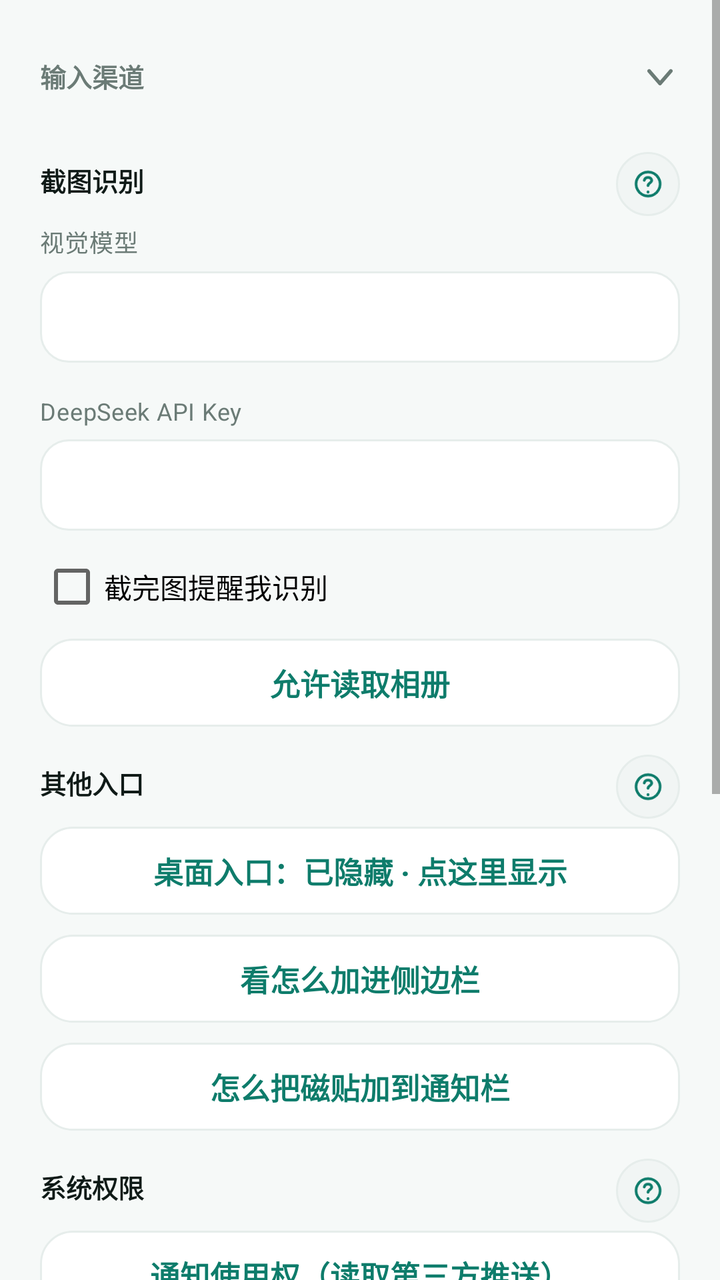
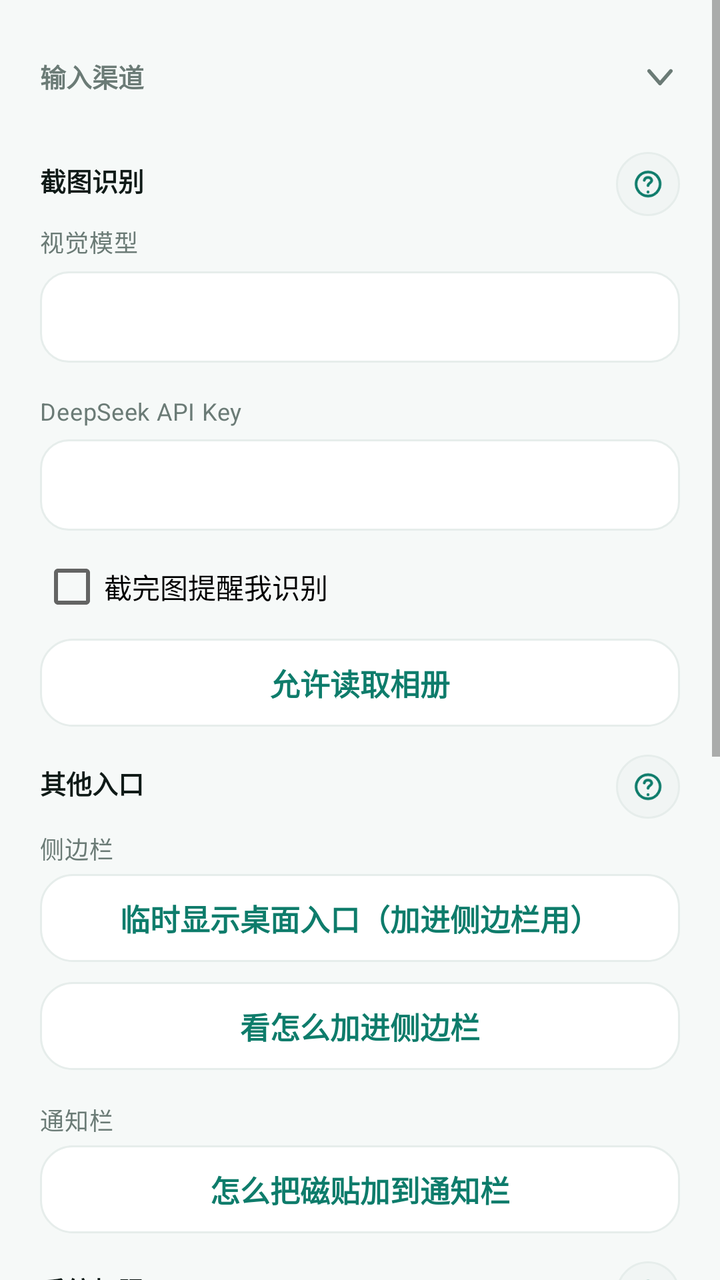

Before-and-after screenshots of an Android layout around one commit, followed by the original layout XML and the change that was made.
<!-- AndroidManifest.xml: application theme Theme.NtfyCalendar -->
<!-- res/layout/activity_settings.xml -->
<?xml version="1.0" encoding="utf-8"?>
<ScrollView xmlns:android="http://schemas.android.com/apk/res/android"
    android:layout_width="match_parent"
    android:layout_height="match_parent"
    android:background="?attr/bnWindowBg">

    <LinearLayout
        android:layout_width="match_parent"
        android:layout_height="wrap_content"
        android:orientation="vertical"
        android:paddingLeft="20dp"
        android:paddingRight="20dp"
        android:paddingTop="8dp"
        android:paddingBottom="28dp">

        
        <LinearLayout
            android:id="@+id/headInput"
            style="@style/SettingsGroupHead">

            <TextView
                style="@style/SectionLabel"
                android:layout_width="0dp"
                android:layout_height="wrap_content"
                android:layout_marginTop="0dp"
                android:layout_marginBottom="0dp"
                android:layout_weight="1"
                android:text="输入渠道" />

            <ImageView
                android:id="@+id/arrowInput"
                android:layout_width="20dp"
                android:layout_height="20dp"
                android:contentDescription="展开或收起"
                android:rotation="90"
                android:src="@drawable/ic_chevron_right"
                android:tint="?attr/bnTextSecondary" />
        </LinearLayout>

        <LinearLayout
            android:id="@+id/groupInput"
            android:layout_width="match_parent"
            android:layout_height="wrap_content"
            android:orientation="vertical">

            <LinearLayout
                style="@style/SettingsSubHead">

                <TextView
                    style="@style/SectionSubLabel"
                    android:layout_width="0dp"
                    android:layout_height="wrap_content"
                    android:layout_marginTop="0dp"
                    android:layout_weight="1"
                    android:text="截图识别" />

                <ImageButton
                    android:id="@+id/btnHelpShot"
                    style="@style/SettingsHelpButton"
                    android:contentDescription="看说明"
                    android:src="@drawable/ic_nav_help" />
            </LinearLayout>

            <TextView
                style="@style/FormLabel"
                android:layout_marginTop="4dp"
                android:text="@string/label_model" />

            <EditText
                android:id="@+id/etModel"
                style="@style/FormInput"
                android:inputType="text" />

            <TextView
                style="@style/FormLabel"
                android:text="@string/label_api_key" />

            <EditText
                android:id="@+id/etApiKey"
                style="@style/FormInput"
                android:inputType="textPassword" />

            <CheckBox
                android:id="@+id/cbShotWatch"
                android:layout_width="match_parent"
                android:layout_height="wrap_content"
                android:layout_marginTop="12dp"
                android:text="@string/shot_watch_label" />

            <Button
                android:id="@+id/btnMediaPerm"
                style="@style/BtnTonal"
                android:layout_marginTop="10dp"
                android:text="@string/btn_grant_media" />

            <LinearLayout
                style="@style/SettingsSubHead">

                <TextView
                    style="@style/SectionSubLabel"
                    android:layout_width="0dp"
                    android:layout_height="wrap_content"
                    android:layout_marginTop="0dp"
                    android:layout_weight="1"
                    android:text="其他入口" />

                <ImageButton
                    android:id="@+id/btnHelpEntry"
                    style="@style/SettingsHelpButton"
                    android:contentDescription="看说明"
                    android:src="@drawable/ic_nav_help" />
            </LinearLayout>

            <Button
                android:id="@+id/btnSidebarEntry"
                style="@style/BtnTonal"
                android:layout_marginTop="4dp"
                android:text="@string/sidebar_entry_show" />

            <Button
                android:id="@+id/btnSidebarGuide"
                style="@style/BtnTonal"
                android:layout_marginTop="10dp"
                android:text="@string/btn_sidebar_guide" />

            <Button
                android:id="@+id/btnTileGuide"
                style="@style/BtnTonal"
                android:layout_marginTop="10dp"
                android:text="@string/btn_tile_guide" />

            <LinearLayout
                style="@style/SettingsSubHead">

                <TextView
                    style="@style/SectionSubLabel"
                    android:layout_width="0dp"
                    android:layout_height="wrap_content"
                    android:layout_marginTop="0dp"
                    android:layout_weight="1"
                    android:text="系统权限" />

                <ImageButton
                    android:id="@+id/btnHelpA11y"
                    style="@style/SettingsHelpButton"
                    android:contentDescription="看说明"
                    android:src="@drawable/ic_nav_help" />
            </LinearLayout>

            <Button
                android:id="@+id/btnNotifAccess"
                style="@style/BtnTonal"
                android:layout_marginTop="4dp"
                android:text="@string/perm_notification" />

            <Button
                android:id="@+id/btnOpenA11y"
                style="@style/BtnTonal"
                android:layout_marginTop="10dp"
                android:text="@string/btn_open_a11y" />

            <Button
                android:id="@+id/btnNtfy"
                style="@style/BtnTonal"
                android:layout_marginTop="14dp"
                android:text="高级 · 第三方推送" />

            <TextView
                android:id="@+id/tvNtfySummary"
                style="@style/HintText"
                android:visibility="gone"
                android:text="已启用" />
        </LinearLayout>

        
        <LinearLayout
            android:id="@+id/headCalendar"
            style="@style/SettingsGroupHead">

            <TextView
                style="@style/SectionLabel"
                android:layout_width="0dp"
                android:layout_height="wrap_content"
                android:layout_marginTop="0dp"
                android:layout_marginBottom="0dp"
                android:layout_weight="1"
                android:text="日历与同步" />

            <ImageView
                android:id="@+id/arrowCalendar"
                android:layout_width="20dp"
                android:layout_height="20dp"
                android:contentDescription="展开或收起"
                android:src="@drawable/ic_chevron_right"
                android:tint="?attr/bnTextSecondary" />
        </LinearLayout>

        <LinearLayout
            android:id="@+id/groupCalendar"
            android:layout_width="match_parent"
            android:layout_height="wrap_content"
            android:orientation="vertical"
            android:visibility="gone">

            <TextView
                style="@style/SectionSubLabel"
                android:layout_marginTop="4dp"
                android:text="目标日历" />

            <Spinner
                android:id="@+id/spCalendar"
                android:layout_width="match_parent"
                android:layout_height="48dp"
                android:layout_marginTop="6dp"
                android:background="@drawable/bg_input"
                android:paddingLeft="10dp"
                android:paddingRight="10dp" />

            <TextView
                android:id="@+id/tvCalendarHint"
                style="@style/HintText" />

            <Button
                android:id="@+id/btnCreateCalendar"
                style="@style/BtnTonal"
                android:layout_marginTop="10dp"
                android:text="@string/btn_create_calendar" />

            <TextView
                style="@style/SectionSubLabel"
                android:text="@string/label_remind" />

            <EditText
                android:id="@+id/etRemind"
                style="@style/FormInput"
                android:inputType="text" />

            <LinearLayout
                style="@style/SettingsSubHead">

                <TextView
                    style="@style/SectionSubLabel"
                    android:layout_width="0dp"
                    android:layout_height="wrap_content"
                    android:layout_marginTop="0dp"
                    android:layout_weight="1"
                    android:text="@string/title_reconcile" />

                <ImageButton
                    android:id="@+id/btnHelpReconcile"
                    style="@style/SettingsHelpButton"
                    android:contentDescription="看说明"
                    android:src="@drawable/ic_nav_help" />
            </LinearLayout>

            <CheckBox
                android:id="@+id/cbReconcile"
                android:layout_width="match_parent"
                android:layout_height="wrap_content"
                android:layout_marginTop="4dp"
                android:text="@string/label_reconcile_enabled" />

            <TextView
                style="@style/FormLabel"
                android:text="@string/label_reconcile_interval" />

            <Spinner
                android:id="@+id/spReconcileInterval"
                android:layout_width="match_parent"
                android:layout_height="48dp"
                android:background="@drawable/bg_input"
                android:paddingLeft="10dp"
                android:paddingRight="10dp" />

            <CheckBox
                android:id="@+id/cbReconcileNotify"
                android:layout_width="match_parent"
                android:layout_height="wrap_content"
                android:layout_marginTop="12dp"
                android:text="@string/label_reconcile_notify" />

            <Button
                android:id="@+id/btnReconcileNow"
                style="@style/BtnTonal"
                android:layout_marginTop="10dp"
                android:text="@string/btn_reconcile_now" />

            <Button
                android:id="@+id/btnCalendarPerm"
                style="@style/BtnTonal"
                android:layout_marginTop="14dp"
                android:text="@string/perm_calendar" />

            <LinearLayout
                style="@style/SettingsSubHead">

                <TextView
                    style="@style/SectionSubLabel"
                    android:layout_width="0dp"
                    android:layout_height="wrap_content"
                    android:layout_marginTop="0dp"
                    android:layout_weight="1"
                    android:text="后台不被杀" />

                <ImageButton
                    android:id="@+id/btnHelpBackground"
                    style="@style/SettingsHelpButton"
                    android:contentDescription="看说明"
                    android:src="@drawable/ic_nav_help" />
            </LinearLayout>

            <Button
                android:id="@+id/btnBattery"
                style="@style/BtnTonal"
                android:layout_marginTop="4dp"
                android:text="@string/perm_battery" />

            <Button
                android:id="@+id/btnAutostart"
                style="@style/BtnTonal"
                android:layout_marginTop="10dp"
                android:text="@string/perm_autostart" />

            <TextView
                style="@style/SectionSubLabel"
                android:text="备份" />

            <Button
                android:id="@+id/btnExportIcs"
                style="@style/BtnTonal"
                android:layout_marginTop="4dp"
                android:text="@string/btn_export_ics" />

            <Button
                android:id="@+id/btnBackupLedger"
                style="@style/BtnTonal"
                android:layout_marginTop="10dp"
                android:text="@string/btn_backup_ledger" />
        </LinearLayout>

        
        <LinearLayout
            android:id="@+id/headAppearance"
            style="@style/SettingsGroupHead">

            <TextView
                style="@style/SectionLabel"
                android:layout_width="0dp"
                android:layout_height="wrap_content"
                android:layout_marginTop="0dp"
                android:layout_marginBottom="0dp"
                android:layout_weight="1"
                android:text="外观" />

            <ImageButton
                android:id="@+id/btnHelpTheme"
                style="@style/SettingsHelpButton"
                android:contentDescription="看说明"
                android:src="@drawable/ic_nav_help" />

            <ImageView
                android:id="@+id/arrowAppearance"
                android:layout_width="20dp"
                android:layout_height="20dp"
                android:layout_marginStart="6dp"
                android:contentDescription="展开或收起"
                android:src="@drawable/ic_chevron_right"
                android:tint="?attr/bnTextSecondary" />
        </LinearLayout>

        <LinearLayout
            android:id="@+id/groupAppearance"
            android:layout_width="match_parent"
            android:layout_height="wrap_content"
            android:orientation="vertical"
            android:visibility="gone">

            <TextView
                style="@style/FormLabel"
                android:layout_marginTop="4dp"
                android:text="配色主题" />

            <Spinner
                android:id="@+id/spTheme"
                android:layout_width="match_parent"
                android:layout_height="48dp"
                android:background="@drawable/bg_input"
                android:paddingLeft="10dp"
                android:paddingRight="10dp" />

            <TextView
                style="@style/FormLabel"
                android:text="明暗" />

            <Spinner
                android:id="@+id/spThemeMode"
                android:layout_width="match_parent"
                android:layout_height="48dp"
                android:background="@drawable/bg_input"
                android:paddingLeft="10dp"
                android:paddingRight="10dp" />
        </LinearLayout>

        
        <LinearLayout
            android:id="@+id/headDiagnostics"
            style="@style/SettingsGroupHead">

            <TextView
                style="@style/SectionLabel"
                android:layout_width="0dp"
                android:layout_height="wrap_content"
                android:layout_marginTop="0dp"
                android:layout_marginBottom="0dp"
                android:layout_weight="1"
                android:text="诊断与帮助" />

            <ImageView
                android:id="@+id/arrowDiagnostics"
                android:layout_width="20dp"
                android:layout_height="20dp"
                android:contentDescription="展开或收起"
                android:src="@drawable/ic_chevron_right"
                android:tint="?attr/bnTextSecondary" />
        </LinearLayout>

        <LinearLayout
            android:id="@+id/groupDiagnostics"
            android:layout_width="match_parent"
            android:layout_height="wrap_content"
            android:orientation="vertical"
            android:visibility="gone">

            <Button
                android:id="@+id/btnAbout"
                style="@style/BtnTonal"
                android:layout_marginTop="6dp"
                android:text="@string/about_entry" />

            <Button
                android:id="@+id/btnCrashLog"
                style="@style/BtnTonal"
                android:layout_marginTop="10dp"
                android:text="@string/btn_crash_log" />

            <Button
                android:id="@+id/btnAppDetail"
                style="@style/BtnTonal"
                android:layout_marginTop="10dp"
                android:text="@string/perm_app_detail" />
        </LinearLayout>

        <Button
            android:id="@+id/btnSaveSettings"
            style="@style/BtnPrimary"
            android:layout_marginTop="26dp"
            android:text="@string/btn_save_settings" />
    </LinearLayout>
</ScrollView>
<!-- resources referenced by this layout -->
<resources>
  <!-- drawable bg_input (drawable) -->
  <?xml version="1.0" encoding="utf-8"?>
  <shape xmlns:android="http://schemas.android.com/apk/res/android"
      android:shape="rectangle">
      <solid android:color="?attr/bnSurface" />
      <corners android:radius="14dp" />
      <stroke
          android:width="1dp"
          android:color="?attr/bnCardStroke" />
  </shape>
  <string name="about_entry">关于 Bellnote</string>
  <string name="btn_backup_ledger">备份账本（JSON）</string>
  <string name="btn_crash_log">查看最近的崩溃日志</string>
  <string name="btn_create_calendar">创建本地日历（列表为空时点这里）</string>
  <string name="btn_export_ics">导出 .ics（日历备份）</string>
  <string name="btn_grant_media">允许读取相册</string>
  <string name="btn_open_a11y">去开截屏服务</string>
  <string name="btn_reconcile_now">立即对账一次</string>
  <string name="btn_save_settings">保存设置</string>
  <string name="btn_sidebar_guide">看怎么加进侧边栏</string>
  <string name="btn_tile_guide">怎么把磁贴加到通知栏</string>
  <string name="label_api_key">DeepSeek API Key</string>
  <string name="label_model">视觉模型</string>
  <string name="label_reconcile_enabled">定时对账（本地清单 vs 手机日历）</string>
  <string name="label_reconcile_interval">对账间隔</string>
  <string name="label_reconcile_notify">有差异时发通知</string>
  <string name="label_remind">提醒（分钟，逗号分隔，最多 3 条）</string>
  <string name="perm_app_detail">应用详情页</string>
  <string name="perm_autostart">自启动管理（realme）</string>
  <string name="perm_battery">电池 / 后台耗电白名单</string>
  <string name="perm_calendar">日历读写权限</string>
  <string name="perm_notification">通知使用权（读取第三方推送）</string>
  <string name="shot_watch_label">截完图提醒我识别</string>
  <string name="sidebar_entry_show">桌面入口：已隐藏 · 点这里显示</string>
  <string name="title_reconcile">日历对账</string>
  <style name="HintText">
          <item name="android:layout_width">match_parent</item>
          <item name="android:layout_height">wrap_content</item>
          <item name="android:textSize">12sp</item>
          <item name="android:lineSpacingExtra">2dp</item>
          <item name="android:textColor">?attr/bnTextSecondary</item>
      </style>
  <style name="SettingsHelpButton">
          <item name="android:layout_width">32dp</item>
          <item name="android:layout_height">32dp</item>
          <item name="android:background">@drawable/bg_icon_circle</item>
          <item name="android:padding">7dp</item>
          <item name="android:scaleType">fitCenter</item>
      </style>
  <style name="SettingsSubHead">
          <item name="android:layout_width">match_parent</item>
          <item name="android:layout_height">wrap_content</item>
          <item name="android:gravity">center_vertical</item>
          <item name="android:orientation">horizontal</item>
          <item name="android:paddingTop">14dp</item>
      </style>
  <!-- drawable bg_icon_circle (drawable) -->
  <?xml version="1.0" encoding="utf-8"?>
  <shape xmlns:android="http://schemas.android.com/apk/res/android"
      android:shape="oval">
      <solid android:color="?attr/bnIconBg" />
      <stroke
          android:width="1dp"
          android:color="?attr/bnCardStroke" />
  </shape>
  <color name="primary">#FF0E7C6B</color>
  <color name="primary_dark">#FF0A5A4D</color>
  <color name="text_on_primary">#FFFFFFFF</color>
  <color name="accent">#FFF59E0B</color>
  <color name="window_bg">#FFF6F9F8</color>
  <color name="surface">#FFFFFFFF</color>
  <color name="card_bg">#FFFFFFFF</color>
  <color name="card_stroke">#FFE6EDEB</color>
  <color name="divider">#FFEDF2F0</color>
  <color name="text_primary">#FF0F1A17</color>
  <color name="text_secondary">#FF6B7B76</color>
  <color name="chip_bg">#FFECF6F3</color>
  <color name="icon_bg">#FFF1F5F4</color>
  <color name="danger">#FFC94848</color>
  <color name="nav_bg">#FFFFFFFF</color>
  <color name="ripple">#140E7C6B</color>
  <!-- unchanged entries left out for length: 13 -->
</resources>

<!-- the commit's change to res/layout/activity_settings.xml (unified diff, before → after) -->
@@ -1,4 +1,4 @@
-<?xml version="1.0" encoding="utf-8"?>
+﻿<?xml version="1.0" encoding="utf-8"?>
 <ScrollView xmlns:android="http://schemas.android.com/apk/res/android"
     android:layout_width="match_parent"
     android:layout_height="match_parent"
@@ -111,6 +111,11 @@
                     android:src="@drawable/ic_nav_help" />
             </LinearLayout>
 
+            <TextView
+                style="@style/FormLabel"
+                android:layout_marginTop="6dp"
+                android:text="侧边栏" />
+
             <Button
                 android:id="@+id/btnSidebarEntry"
                 style="@style/BtnTonal"
@@ -123,10 +128,14 @@
                 android:layout_marginTop="10dp"
                 android:text="@string/btn_sidebar_guide" />
 
+            <TextView
+                style="@style/FormLabel"
+                android:text="通知栏" />
+
             <Button
                 android:id="@+id/btnTileGuide"
                 style="@style/BtnTonal"
-                android:layout_marginTop="10dp"
+                android:layout_marginTop="4dp"
                 android:text="@string/btn_tile_guide" />
 
             <LinearLayout
<!-- resource entries referenced after the edit -->
@@ -33,7 +33,7 @@
   <string name="perm_calendar">日历读写权限</string>
   <string name="perm_notification">通知使用权（读取第三方推送）</string>
   <string name="shot_watch_label">截完图提醒我识别</string>
-  <string name="sidebar_entry_show">桌面入口：已隐藏 · 点这里显示</string>
+  <string name="sidebar_entry_show">临时显示桌面入口（加进侧边栏用）</string>
   <string name="title_reconcile">日历对账</string>
   <style name="HintText">
           <item name="android:layout_width">match_parent</item>
